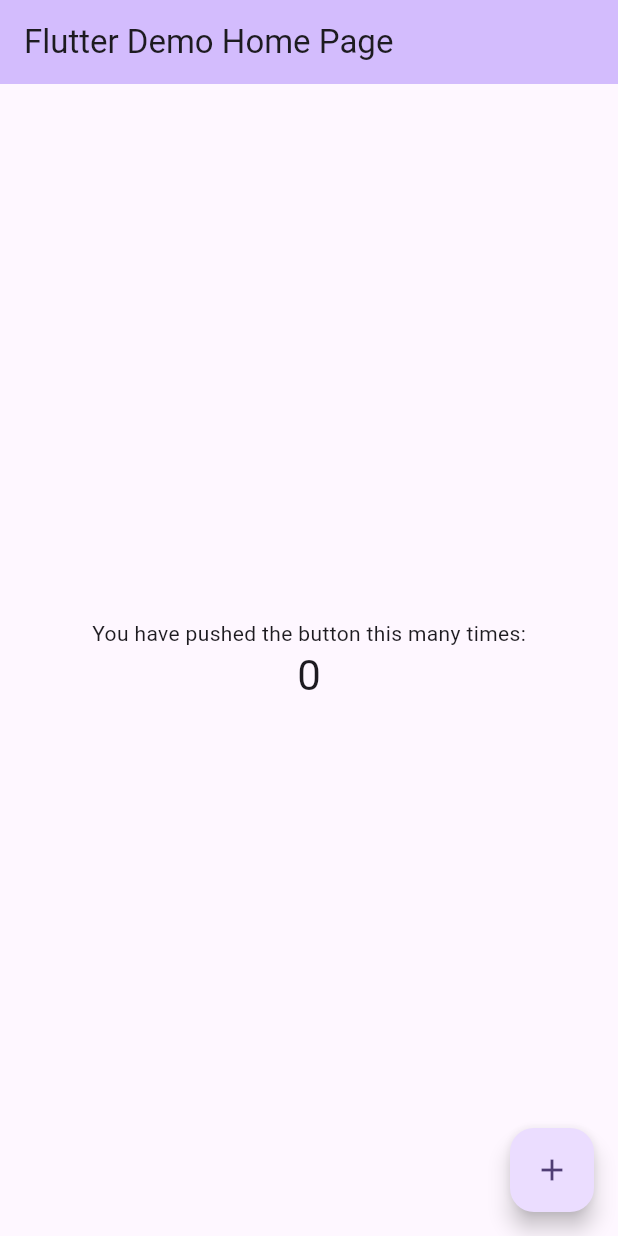
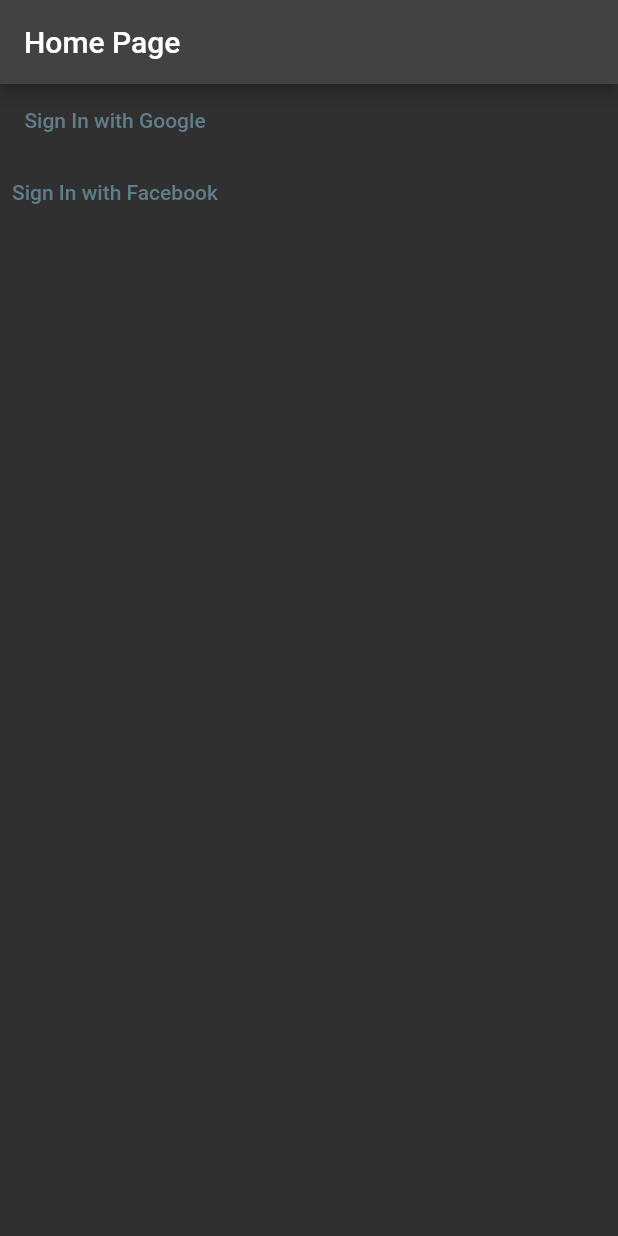
Before and after one commit to KABITATHUYAJU98/flutter_instagram_clone, a Flutter app: the screen it shows after launch, on a phone screen of 412 x 824 dp. Run offline on Flutter 3.47's test engine with Material 2 defaults, Android fonts, the phone set to English and light mode, and no system bars; our stand-ins replace firebase_auth, firebase_core, google_sign_in, hooks_riverpod; missing offline and left inert: flutter_facebook_auth; accounts and stored records are empty.

Commit message:
'changes'

```diff
--- a/lib/main.dart
+++ b/lib/main.dart
@@ -1,125 +1,64 @@
+
+
 import 'package:flutter/material.dart';
+import 'package:firebase_core/firebase_core.dart';
+import 'package:insta_gram_clone/state/auth/backend/authenticator.dart';
+import 'firebase_options.dart';
 
-void main() {
-  runApp(const MyApp());
+import 'dart:developer' as devtools show log;
+
+extension Log on Object {
+  void log() => devtools.log(toString());
 }
 
-class MyApp extends StatelessWidget {
-  const MyApp({super.key});
+void main() async {
+  WidgetsFlutterBinding.ensureInitialized();
+  await Firebase.initializeApp(
+  options: DefaultFirebaseOptions.currentPlatform,
+);
 
-  // This widget is the root of your application.
+  runApp(const App());
+}
+
+class App extends StatelessWidget {
+  const App({super.key});
+
   @override
   Widget build(BuildContext context) {
     return MaterialApp(
-      title: 'Flutter Demo',
+
+      darkTheme: ThemeData(
+        brightness: Brightness.dark,primarySwatch: Colors.blueGrey, indicatorColor: Colors.blueGrey
+      ),
       theme: ThemeData(
-        // This is the theme of your application.
-        //
-        // TRY THIS: Try running your application with "flutter run". You'll see
-        // the application has a blue toolbar. Then, without quitting the app,
-        // try changing the seedColor in the colorScheme below to Colors.green
-        // and then invoke "hot reload" (save your changes or press the "hot
-        // reload" button in a Flutter-supported IDE, or press "r" if you used
-        // the command line to start the app).
-        //
-        // Notice that the counter didn't reset back to zero; the application
-        // state is not lost during the reload. To reset the state, use hot
-        // restart instead.
-        //
-        // This works for code too, not just values: Most code changes can be
-        // tested with just a hot reload.
-        colorScheme: ColorScheme.fromSeed(seedColor: Colors.deepPurple),
-        useMaterial3: true,
+        brightness: Brightness.dark,
+        primarySwatch: Colors.blue
       ),
-      home: const MyHomePage(title: 'Flutter Demo Home Page'),
+      themeMode: ThemeMode.dark,
+      debugShowCheckedModeBanner: false,
+      home: const HomePage(),
     );
   }
 }
 
-class MyHomePage extends StatefulWidget {
-  const MyHomePage({super.key, required this.title});
-
-  // This widget is the home page of your application. It is stateful, meaning
-  // that it has a State object (defined below) that contains fields that affect
-  // how it looks.
-
-  // This class is the configuration for the state. It holds the values (in this
-  // case the title) provided by the parent (in this case the App widget) and
-  // used by the build method of the State. Fields in a Widget subclass are
-  // always marked "final".
-
-  final String title;
-
-  @override
-  State<MyHomePage> createState() => _MyHomePageState();
-}
-
-class _MyHomePageState extends State<MyHomePage> {
-  int _counter = 0;
-
-  void _incrementCounter() {
-    setState(() {
-      // This call to setState tells the Flutter framework that something has
-      // changed in this State, which causes it to rerun the build method below
-      // so that the display can reflect the updated values. If we changed
-      // _counter without calling setState(), then the build method would not be
-      // called again, and so nothing would appear to happen.
-      _counter++;
-    });
-  }
+class HomePage extends StatelessWidget {
+  const HomePage({super.key});
 
   @override
   Widget build(BuildContext context) {
-    // This method is rerun every time setState is called, for instance as done
-    // by the _incrementCounter method above.
-    //
-    // The Flutter framework has been optimized to make rerunning build methods
-    // fast, so that you can just rebuild anything that needs updating rather
-    // than having to individually change instances of widgets.
     return Scaffold(
-      appBar: AppBar(
-        // TRY THIS: Try changing the color here to a specific color (to
-        // Colors.amber, perhaps?) and trigger a hot reload to see the AppBar
-        // change color while the other colors stay the same.
-        backgroundColor: Theme.of(context).colorScheme.inversePrimary,
-        // Here we take the value from the MyHomePage object that was created by
-        // the App.build method, and use it to set our appbar title.
-        title: Text(widget.title),
-      ),
-      body: Center(
-        // Center is a layout widget. It takes a single child and positions it
-        // in the middle of the parent.
-        child: Column(
-          // Column is also a layout widget. It takes a list of children and
-          // arranges them vertically. By default, it sizes itself to fit its
-          // children horizontally, and tries to be as tall as its parent.
-          //
-          // Column has various properties to control how it sizes itself and
-          // how it positions its children. Here we use mainAxisAlignment to
-          // center the children vertically; the main axis here is the vertical
-          // axis because Columns are vertical (the cross axis would be
-          // horizontal).
-          //
-          // TRY THIS: Invoke "debug painting" (choose the "Toggle Debug Paint"
-          // action in the IDE, or press "p" in the console), to see the
-          // wireframe for each widget.
-          mainAxisAlignment: MainAxisAlignment.center,
-          children: <Widget>[
-            const Text(
-              'You have pushed the button this many times:',
-            ),
-            Text(
-              '$_counter',
-              style: Theme.of(context).textTheme.headlineMedium,
-            ),
-          ],
-        ),
-      ),
-      floatingActionButton: FloatingActionButton(
-        onPressed: _incrementCounter,
-        tooltip: 'Increment',
-        child: const Icon(Icons.add),
-      ), // This trailing comma makes auto-formatting nicer for build methods.
+      appBar: AppBar(title: const Text('Home Page'),),
+      body: Column(children: [
+        TextButton(onPressed: () async {
+          final result = await Authenticator().loginWithGoogle();
+          result.log();
+                 },
+                 child: const Text('Sign In with Google')),
+         TextButton(onPressed: () async {
+          final result = await Authenticator().loginWithFacebook();
+           result.log();
+         }, child: const Text('Sign In with Facebook'))
+      ]),
     );
   }
 }
--- /dev/null
+++ b/lib/state/auth/constants/constants.dart
@@ -0,0 +1,10 @@
+import 'package:flutter/foundation.dart' show immutable;
+
+@immutable
+class Constants {
+  static const accountExistsWithDifferentCredential = 'account-exists-with-different-credential';
+  static const googleCom = 'google.com';
+  static const emailScope = 'email';
+  const Constants._();
+  //constant constructor(private constructor) for our constants class so that it cannot be initialized form the outside world
+}
--- /dev/null
+++ b/lib/state/auth/models/auth_result.dart
@@ -0,0 +1,5 @@
+enum AuthResult {
+  aborted,
+  success,
+  failure,
+}
--- /dev/null
+++ b/lib/state/posts/typedefs/user_id.dart
@@ -0,0 +1 @@
+typedef UserId = String;
```
Also changed, not shown: lib/state/auth/backend/authenticator.dart (added, +94 -0 lines), lib/state/auth/models/auth_state.dart (added, +32 -0 lines), lib/state/auth/notifiers/auth_state_notifier.dart (added, +65 -0 lines), pubspec.yaml (+19 -0 lines), lib/firebase_options.dart (added), pubspec.lock, 15 other files.
